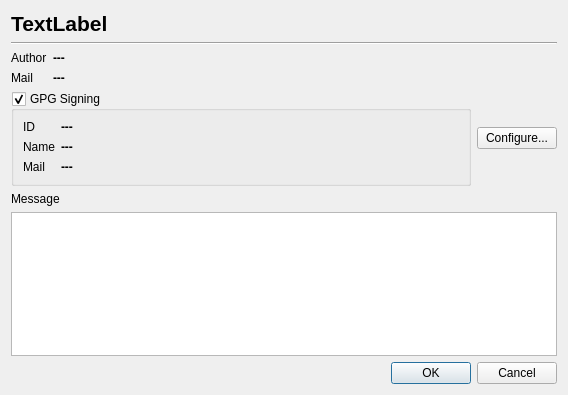
First picture: the form in src/CommitDialog.ui, repository soramimi/Guitar, before the edit.
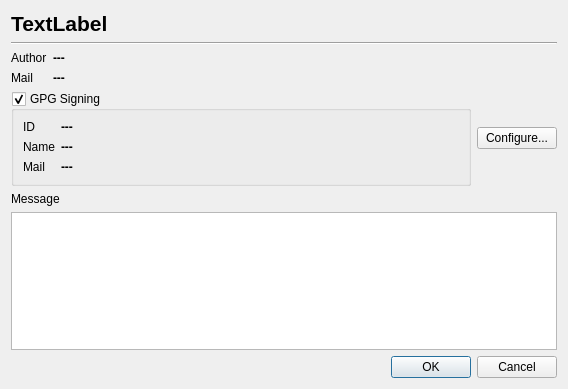
Second picture: the form after the edit.

The edit to the form file:
```diff
--- a/src/CommitDialog.ui
+++ b/src/CommitDialog.ui
@@ -7,7 +7,7 @@
     <x>0</x>
     <y>0</y>
     <width>568</width>
-    <height>395</height>
+    <height>389</height>
    </rect>
   </property>
   <property name="windowTitle">
```
Left out of the diff: 15 changed lines with no effect on the pictures.
